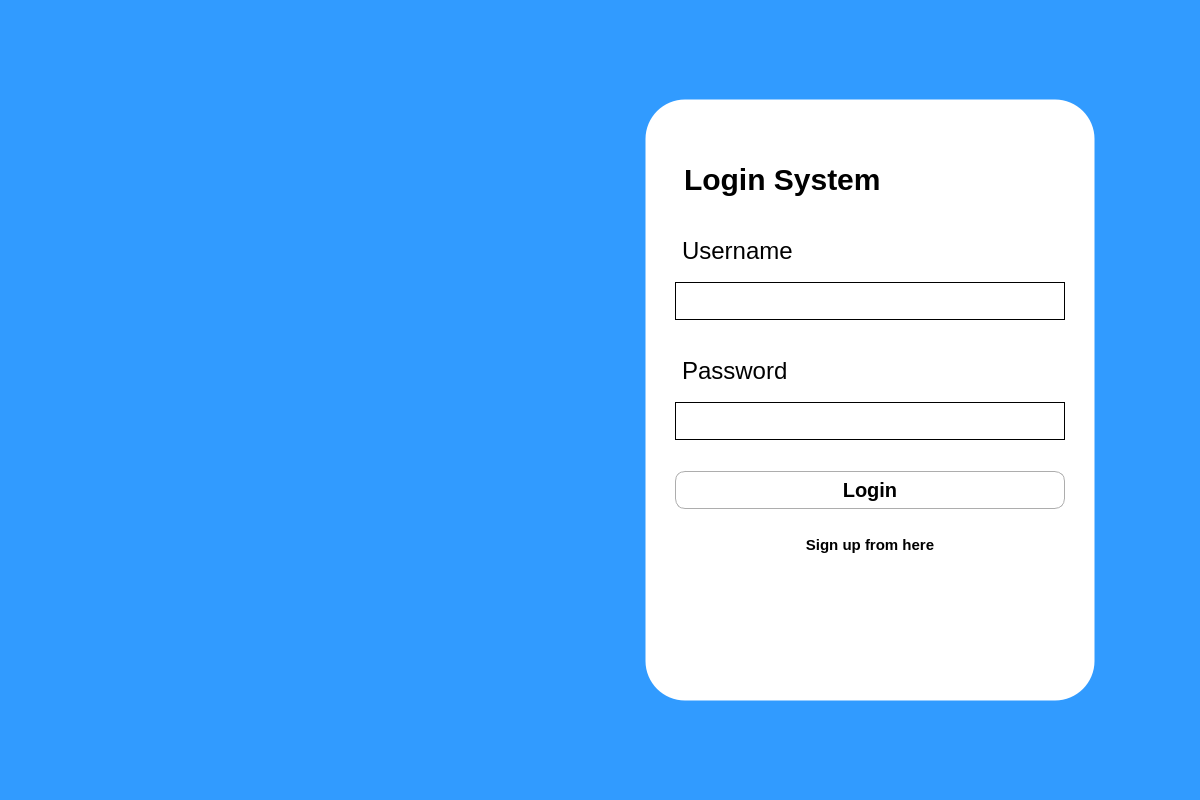
burr1to/kaizen, file K/login.ui: the form before one commit.
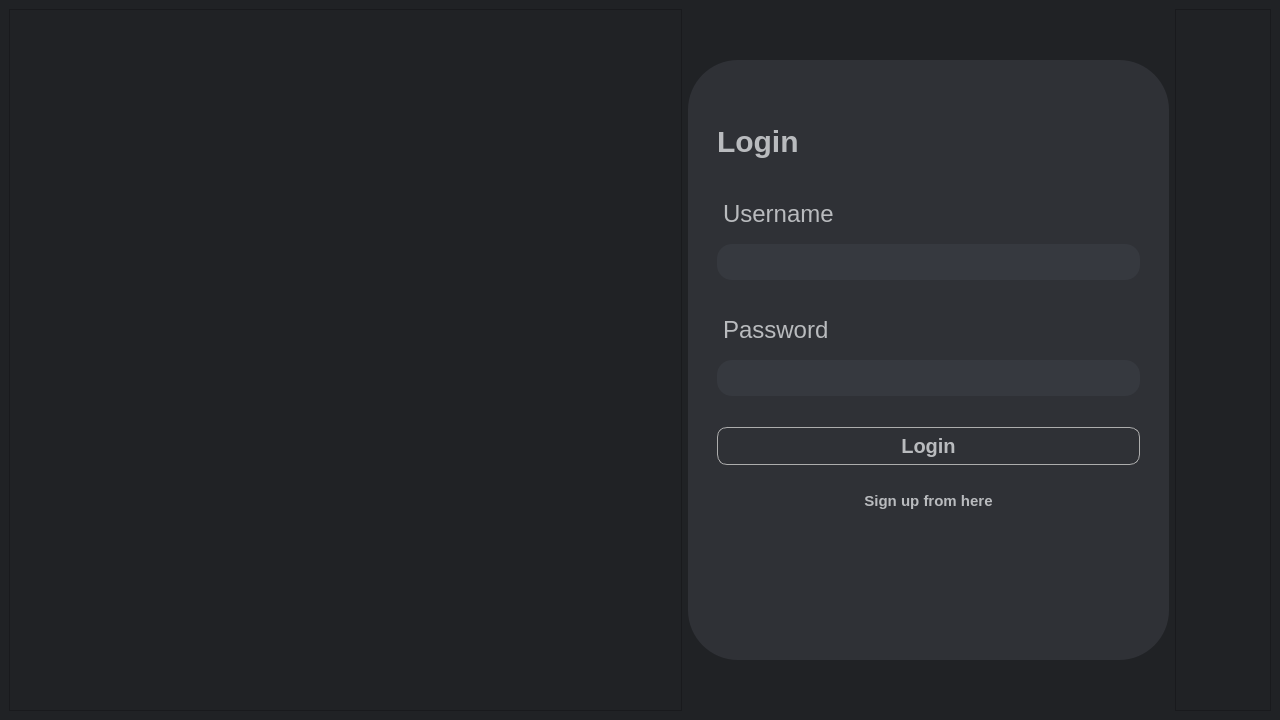
The form after the commit. Icons and pictures are not drawn.

The edit to the form file:
```diff
--- a/K/login.ui
+++ b/K/login.ui
@@ -6,14 +6,14 @@
    <rect>
     <x>0</x>
     <y>0</y>
-    <width>1200</width>
-    <height>800</height>
+    <width>1280</width>
+    <height>720</height>
    </rect>
   </property>
   <property name="minimumSize">
    <size>
-    <width>0</width>
-    <height>0</height>
+    <width>1280</width>
+    <height>720</height>
    </size>
   </property>
   <property name="baseSize">
@@ -30,10 +30,7 @@
     <normaloff>:/images/src_images/kaizen_square.png</normaloff>:/images/src_images/kaizen_square.png</iconset>
   </property>
   <property name="styleSheet">
-   <string notr="true">QFrame{
-border: 1px solid transparent;}
-
-</string>
+   <string notr="true">background-color: rgb(32, 34, 37);</string>
   </property>
   <widget class="QWidget" name="loginwidget">
    <property name="minimumSize">
@@ -49,8 +46,7 @@
     </size>
    </property>
    <property name="styleSheet">
-    <string notr="true">#loginwidget{background-color: rgb(49, 155, 255); }
-</string>
+    <string notr="true">background-color: rgb(32, 34, 37);</string>
    </property>
    <layout class="QHBoxLayout" name="horizontalLayout">
     <item>
@@ -80,28 +76,31 @@
       </property>
       <property name="maximumSize">
        <size>
-        <width>602</width>
-        <height>602</height>
+        <width>600</width>
+        <height>600</height>
        </size>
       </property>
       <property name="styleSheet">
        <string notr="true">#loginframe{
-background-color:white;
-border-radius:40px;
+background-color: #2f3136;
+border-radius:50px;
 max-width:600px;
 max-height:600px;
 }
 
 #bigtxt{
 font-size:30px;
+color:#b9bbbe;
 font-weight:bold;
 }
 
 #username,#password
 {
-border-radius:20px;
-background:white;
-border:1px solid black;
+border-radius:15px;
+background:#36393f;
+border:1px;
+border-color:#b9bbbe ;
+color:#b9bbbe;
 padding:10px;
 
 margin-bottom:10px;
@@ -112,7 +111,7 @@
 border-radius:10px;
 border:1px solid rgb(173, 173, 173);
 padding:6px;
-color:black;
+color:#b9bbbe;
 margin-top:15px;
 font-size:20px;
 font-weight:bold;
@@ -129,7 +128,7 @@
 #usr,#pswd{
 font-size:24px;
 margin-bottom:10px;
-color:black;
+color:#b9bbbe;
 background:transparent;
 }
 #pswd{
@@ -141,13 +140,13 @@
 padding:20px;
 font-size:15px;
 
-color:black;
+color:#b9bbbe;
 
 }
 
 #textdis{
-margin-bottom:5px;
-color:black;
+margin-bottom:8px;
+color:#b9bbbe;
 
 }
 </string>
@@ -195,8 +194,11 @@
          </item>
          <item>
           <widget class="QLabel" name="bigtxt">
+           <property name="styleSheet">
+            <string notr="true">background-color: rgb(47, 49, 54);</string>
+           </property>
            <property name="text">
-            <string>Login System</string>
+            <string>Login</string>
            </property>
           </widget>
          </item>
@@ -257,7 +259,7 @@
             </font>
            </property>
            <property name="styleSheet">
-            <string notr="true"/>
+            <string notr="true">background-color: rgb(47, 49, 54);</string>
            </property>
            <property name="text">
             <string>Sign up from here</string>
@@ -280,8 +282,11 @@
            </property>
           </spacer>
          </item>
-         <item alignment="Qt::AlignHCenter">
+         <item>
           <widget class="QLabel" name="textdis">
+           <property name="styleSheet">
+            <string notr="true">background-color: rgb(47, 49, 54);</string>
+           </property>
            <property name="text">
             <string/>
            </property>
```
Left out of the diff: 14 changed lines with no effect on the pictures.
